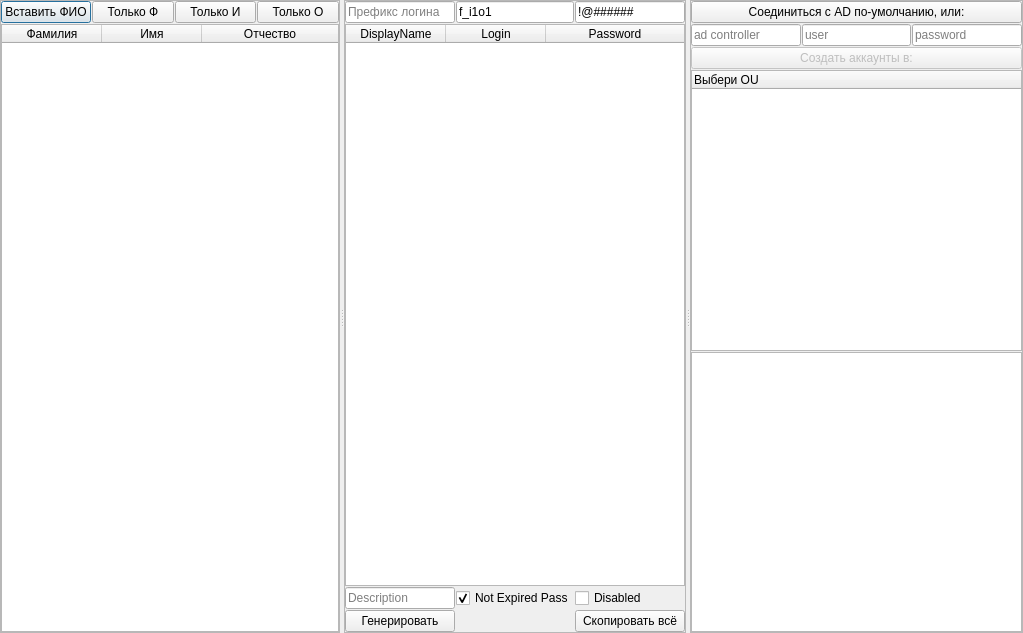
This is ui_files/main.ui in qiwichupa/RussianFIO2AD as Qt 5 draws it before an edit. The edited form follows.
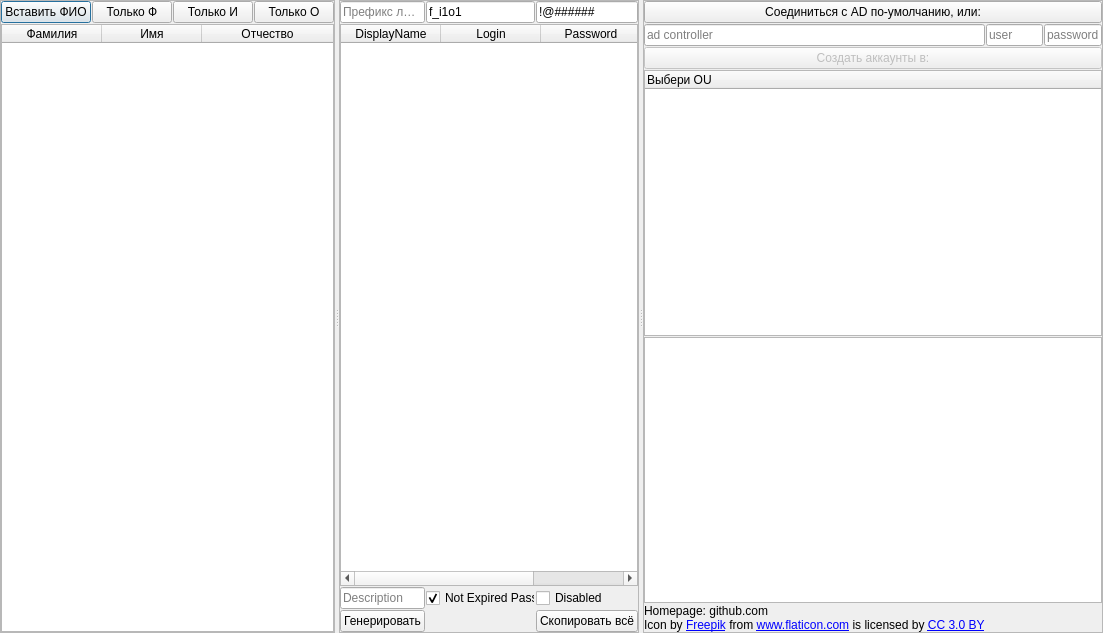
This is the edited form. Icons and pictures are not drawn.

Commit message: credits, icon, title

```diff
--- a/ui_files/main.ui
+++ b/ui_files/main.ui
@@ -6,7 +6,7 @@
    <rect>
     <x>0</x>
     <y>0</y>
-    <width>1023</width>
+    <width>1103</width>
     <height>633</height>
    </rect>
   </property>
@@ -370,6 +370,17 @@
             </property>
            </widget>
           </item>
+          <item row="5" column="0">
+           <widget class="QLabel" name="label">
+            <property name="text">
+             <string>&lt;!DOCTYPE HTML PUBLIC &quot;-//W3C//DTD HTML 4.0//EN&quot; &quot;http://www.w3.org/TR/REC-html40/strict.dtd&quot;&gt;
+&lt;html&gt;&lt;head&gt;&lt;meta name=&quot;qrichtext&quot; content=&quot;1&quot; /&gt;&lt;style type=&quot;text/css&quot;&gt;
+p, li { white-space: pre-wrap; }
+&lt;/style&gt;&lt;/head&gt;&lt;body style=&quot; font-family:'Sans Serif'; font-size:9pt; font-weight:400; font-style:normal;&quot;&gt;
+&lt;p style=&quot; margin-top:12px; margin-bottom:12px; margin-left:0px; margin-right:0px; -qt-block-indent:0; text-indent:0px;&quot;&gt;Homepage: github.com&lt;br /&gt;Icon by &lt;a href=&quot;https://www.freepik.com/&quot;&gt;&lt;span style=&quot; text-decoration: underline; color:#0000ff;&quot;&gt;Freepik&lt;/span&gt;&lt;/a&gt; from &lt;a href=&quot;https://www.flaticon.com/&quot;&gt;&lt;span style=&quot; text-decoration: underline; color:#0000ff;&quot;&gt;www.flaticon.com&lt;/span&gt;&lt;/a&gt; is licensed by &lt;a href=&quot;http://creativecommons.org/licenses/by/3.0/&quot;&gt;&lt;span style=&quot; text-decoration: underline; color:#0000ff;&quot;&gt;CC 3.0 BY&lt;/span&gt;&lt;/a&gt;&lt;/p&gt;&lt;/body&gt;&lt;/html&gt;</string>
+            </property>
+           </widget>
+          </item>
          </layout>
         </widget>
        </item>
```
Left out of the diff: 8 changed lines with no effect on the pictures. The commit also changes 2 other files.
